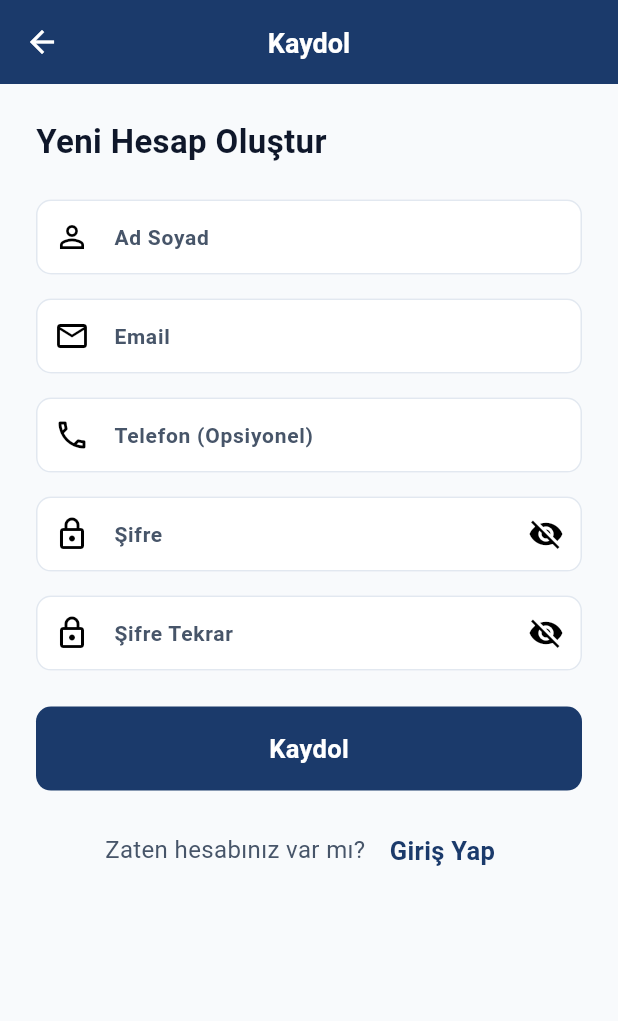
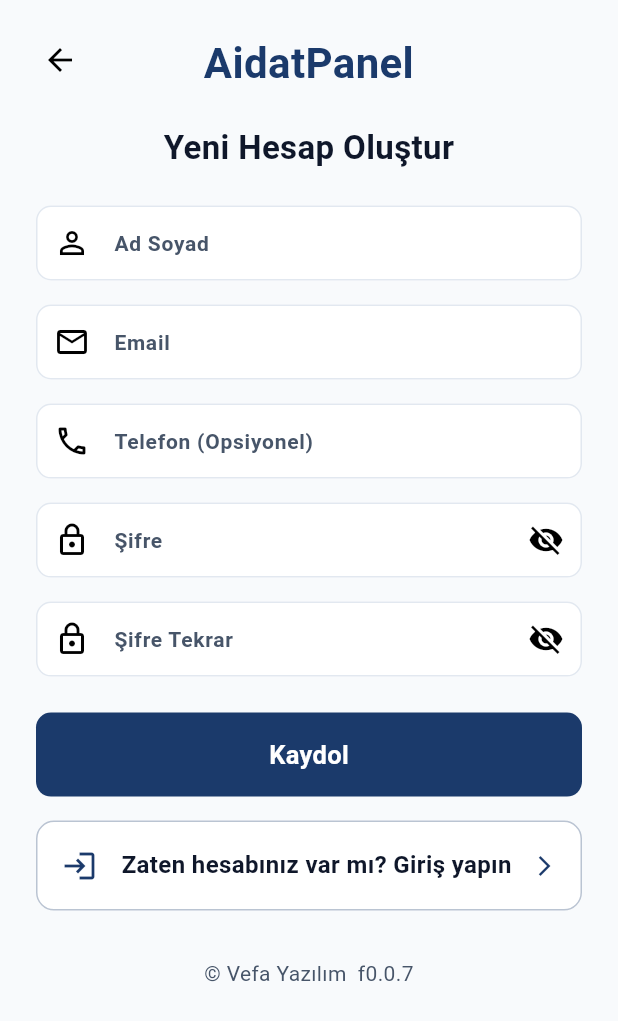
Before and after one commit to AbdullahAslan63/AidatPanel, a Flutter app: the RegisterScreen screen opened by its route, on a phone screen of 412 x 824 dp. Shown: the top 1021 px of the screen. Run offline on Flutter 3.47's test engine with Material 3 defaults, Android fonts, the phone set to English and light mode, and no system bars; our stand-ins replace dio, equatable, flutter_riverpod, flutter_secure_storage, go_router, share_plus; accounts and stored records are empty; Roboto replaces fonts that are missing (Nunito).

Commit message:
Yama notları:
Eklenenler:
- Kayıt ol ve katıl ekranlarına sol üst köşeye geri butonu eklendi
- AltActionButton widget'ı ile linkler görsel formatına getirildi

Düzeltmeler:
- Register ekranında navigasyon hatası düzeltildi (context.pop yerine context.go('/login'))
- Kayıt ol ve katıl ekranlarından 'Türkiye'nin en kapsamlı apartman yönetim platformu' metni kaldırıldı

Değişiklikler:
- Auth ekranlarında AppBar kaldırıldı, SafeArea+Stack yapısı kullanıldı
- Tüm auth ekranlarında görsel uyumluluk sağlandı

```diff
--- a/mobile/lib/features/auth/presentation/screens/register_screen.dart
+++ b/mobile/lib/features/auth/presentation/screens/register_screen.dart
@@ -5,6 +5,7 @@ import 'package:go_router/go_router.dart';
 import '../../../../core/theme/app_colors.dart';
 import '../../../../core/theme/app_sizes.dart';
 import '../../../../core/theme/app_typography.dart';
+import '../../../../shared/widgets/alt_action_button.dart';
 import '../../../../shared/widgets/toast_overlay.dart';
 import '../providers/auth_provider.dart';
 
@@ -96,23 +97,27 @@ class _RegisterScreenState extends ConsumerState<RegisterScreen> {
     });
 
     return Scaffold(
-      appBar: AppBar(
-        title: const Text('Kaydol'),
-        centerTitle: true,
-        leading: IconButton(
-          icon: const Icon(Icons.arrow_back),
-          onPressed: () => context.pop(),
-        ),
-      ),
       body: SafeArea(
-        child: SingleChildScrollView(
+        child: Stack(
+          children: [
+            SingleChildScrollView(
               padding: const EdgeInsets.all(AppSizes.spacingL),
               child: Column(
+                mainAxisAlignment: MainAxisAlignment.center,
                 crossAxisAlignment: CrossAxisAlignment.stretch,
                 children: [
                   Text(
+                    'AidatPanel',
+                    textAlign: TextAlign.center,
+                    style: AppTypography.h1.copyWith(color: AppColors.primary),
+                  ),
+                  const SizedBox(height: AppSizes.spacingL),
+                  Text(
                     'Yeni Hesap Oluştur',
-                style: AppTypography.h2.copyWith(color: AppColors.textPrimary),
+                    textAlign: TextAlign.center,
+                    style: AppTypography.h2.copyWith(
+                      color: AppColors.textPrimary,
+                    ),
                   ),
                   const SizedBox(height: AppSizes.spacingL),
                   TextField(
@@ -188,8 +193,8 @@ class _RegisterScreenState extends ConsumerState<RegisterScreen> {
                         ),
                         onPressed: () {
                           setState(
-                        () =>
-                            _obscureConfirmPassword = !_obscureConfirmPassword,
+                            () => _obscureConfirmPassword =
+                                !_obscureConfirmPassword,
                           );
                         },
                       ),
@@ -207,23 +212,34 @@ class _RegisterScreenState extends ConsumerState<RegisterScreen> {
                         : const Text('Kaydol'),
                   ),
                   const SizedBox(height: AppSizes.spacingM),
-              Row(
-                mainAxisAlignment: MainAxisAlignment.center,
-                children: [
+                  AltActionButton(
+                    icon: Icons.login_outlined,
+                    title: 'Zaten hesabınız var mı? Giriş yapın',
+                    onTap: authState.isLoading
+                        ? null
+                        : () => context.go('/login'),
+                    isEnabled: !authState.isLoading,
+                  ),
+                  const SizedBox(height: AppSizes.spacingXL),
                   Text(
-                    'Zaten hesabınız var mı? ',
-                    style: AppTypography.body1.copyWith(
+                    '© Vefa Yazılım  f0.0.7',
+                    textAlign: TextAlign.center,
+                    style: AppTypography.caption.copyWith(
                       color: AppColors.textSecondary,
                     ),
                   ),
-                  TextButton(
-                    onPressed: authState.isLoading ? null : () => context.pop(),
-                    child: const Text('Giriş Yap'),
+                ],
+              ),
+            ),
+            Positioned(
+              top: AppSizes.spacingM,
+              left: AppSizes.spacingM,
+              child: IconButton(
+                icon: const Icon(Icons.arrow_back),
+                onPressed: () => context.pop(),
+              ),
             ),
           ],
-              ),
-            ],
-          ),
         ),
       ),
     );
```
Also changed, not shown: mobile/lib/features/auth/presentation/screens/join_screen.dart (+39 -25 lines). Lines whose indentation alone changed are shown as unchanged.
